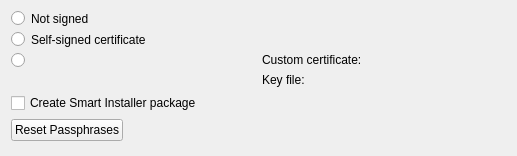
Qt form src/plugins/qt4projectmanager/qt-s60/s60createpackagestep.ui (qt-creator/qt-creator) before a commit.
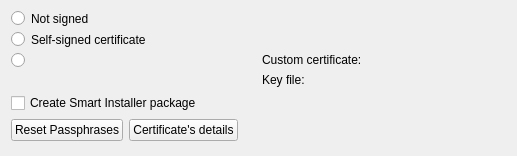
The same form after that commit. Custom widgets are drawn as their Qt base class.

Commit message: 'Certificate details' dialog added to SymbianOS

The edit to the form file:
```diff
--- a/src/plugins/qt4projectmanager/qt-s60/s60createpackagestep.ui
+++ b/src/plugins/qt4projectmanager/qt-s60/s60createpackagestep.ui
@@ -126,6 +126,19 @@
        </property>
       </widget>
      </item>
+     <item>
+      <widget class="QPushButton" name="certificateDetails">
+       <property name="enabled">
+        <bool>true</bool>
+       </property>
+       <property name="toolTip">
+        <string/>
+       </property>
+       <property name="text">
+        <string>Certificate's details</string>
+       </property>
+      </widget>
+     </item>
      <item>
       <spacer name="horizontalSpacer">
        <property name="orientation">
```
The commit also changes 6 other files.
